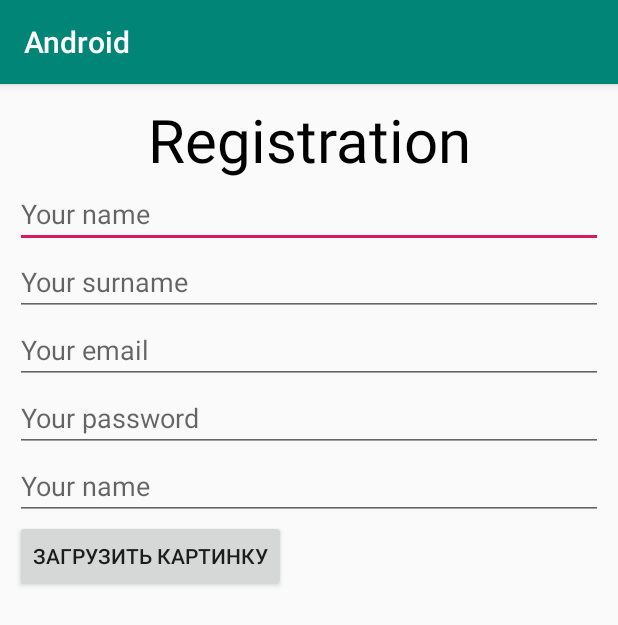
After one commit to verzzil/selectionLab, an Android app: the RegistrActivity screen opened directly, with no data from a screen before it, on a phone screen of 412 x 824 dp. The commit adds this screen. Shown: the top 625 px of the screen. Run offline under Robolectric (Android 15) with nearby library versions, the phone set to English and light mode, and no system bars.

Commit message:
debug password input

```diff
--- a/Android/app/src/main/AndroidManifest.xml
+++ b/Android/app/src/main/AndroidManifest.xml
@@ -17,6 +17,7 @@
             </intent-filter>
         </activity>
         <activity android:name=".UserActivity"></activity>
+        <activity android:name=".RegistrActivity"></activity>
     </application>
 
 </manifest>
--- a/Android/app/src/main/java/com/example/android/Person.kt
+++ b/Android/app/src/main/java/com/example/android/Person.kt
@@ -1,5 +1,6 @@
 package com.example.android
 
+import android.graphics.Bitmap
 import android.graphics.drawable.Drawable
 import java.io.Serializable
 
@@ -37,4 +38,7 @@ class Person : Serializable {
     fun getFullName(): String {
         return this.surname+" "+this.name
     }
+    fun setPhoto() {
+
+    }
 }
--- /dev/null
+++ b/Android/app/src/main/java/com/example/android/RegistrActivity.kt
@@ -0,0 +1,51 @@
+package com.example.android
+
+import android.os.Bundle
+import androidx.appcompat.app.AppCompatActivity
+import android.provider.MediaStore
+import android.graphics.Bitmap
+import android.content.Intent
+import android.graphics.BitmapFactory
+import android.view.View
+import android.widget.Button
+import android.widget.ImageView
+import androidx.core.net.toFile
+import java.io.File
+
+class RegistrActivity : AppCompatActivity() {
+
+
+    val GALLERY_REQUEST = 1
+    lateinit var loadImage: Button
+
+    override fun onCreate(savedInstanceState: Bundle?) {
+        super.onCreate(savedInstanceState)
+        setContentView(R.layout.activity_register)
+
+        loadImage = findViewById(R.id.loadImage)
+        loadImage.setOnClickListener(object : View.OnClickListener {
+            override fun onClick(v: View) {
+                val photoPickerIntent = Intent(Intent.ACTION_PICK)
+                photoPickerIntent.type = "image/*"
+                startActivityForResult(photoPickerIntent, GALLERY_REQUEST)
+            }
+        })
+    }
+    override fun onActivityResult(requestCode: Int, resultCode: Int, imageReturnedIntent: Intent?) {
+        super.onActivityResult(requestCode, resultCode, imageReturnedIntent)
+
+        var bitmap: Bitmap? = null
+        val imageView = findViewById(R.id.ava) as ImageView
+
+        when (requestCode) {
+            GALLERY_REQUEST -> if (resultCode == RESULT_OK) {
+                val selectedImage = imageReturnedIntent!!.data
+
+//                val img = ImageIO.read(first)
+//                val file = File("src\\CreateFile\\down.jpg")
+//                bitmap = BitmapFactory.
+            }
+        }
+    }
+
+}
--- /dev/null
+++ b/Android/app/src/main/res/layout/activity_register.xml
@@ -0,0 +1,57 @@
+<?xml version="1.0" encoding="utf-8"?>
+<LinearLayout xmlns:android="http://schemas.android.com/apk/res/android"
+    android:orientation="vertical" android:layout_width="match_parent"
+    android:layout_height="match_parent"
+    android:padding="10dp"
+    >
+
+    <TextView
+        android:layout_width="match_parent"
+        android:layout_height="wrap_content"
+        android:text="Registration"
+        android:textSize="40dp"
+        android:gravity="center_horizontal"
+        android:textColor="#000"
+        />
+
+    <EditText
+        android:layout_width="match_parent"
+        android:layout_height="wrap_content"
+        android:hint="Your name"
+        />
+    <EditText
+        android:layout_width="match_parent"
+        android:layout_height="wrap_content"
+        android:hint="Your surname"
+        />
+    <EditText
+        android:layout_width="match_parent"
+        android:layout_height="wrap_content"
+        android:hint="Your email"
+        />
+    <EditText
+        android:layout_width="match_parent"
+        android:layout_height="wrap_content"
+        android:hint="Your password"
+        />
+
+    <EditText
+        android:layout_width="match_parent"
+        android:layout_height="wrap_content"
+        android:hint="Your name"
+        />
+
+    <Button
+        android:layout_width="wrap_content"
+        android:layout_height="wrap_content"
+        android:text="Загрузить картинку"
+        android:id="@+id/loadImage"
+        />
+
+    <ImageView
+        android:layout_width="200dp"
+        android:layout_height="200dp"
+        android:id="@+id/ava"
+        />
+
+</LinearLayout>
```
Also changed, not shown: Android/app/src/main/java/com/example/android/MainActivity.kt (+20 -6 lines), Android/app/src/main/res/layout/activity_main.xml (+7 -0 lines), 1 other file.
